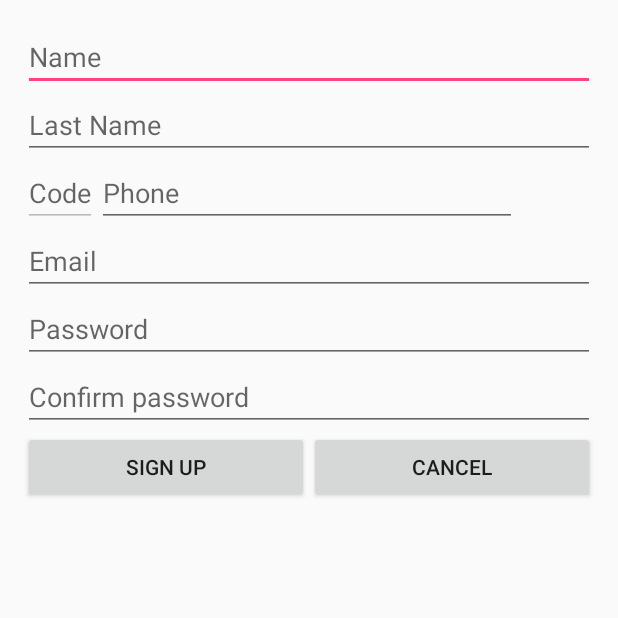
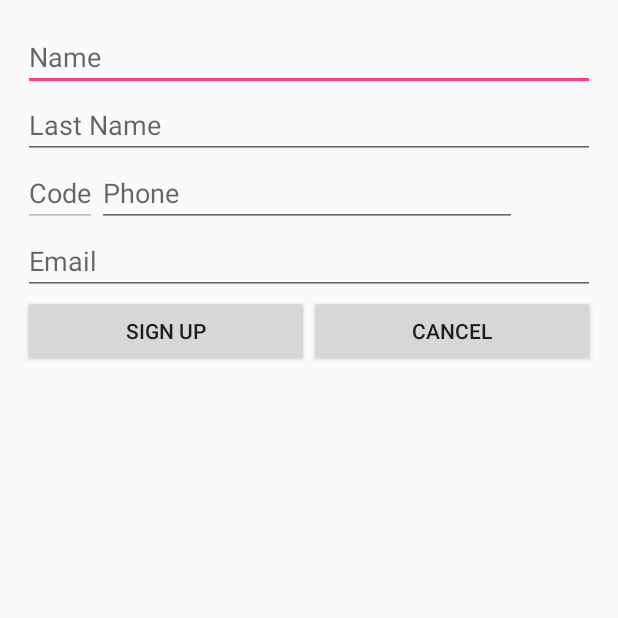
Before and after one commit to UntitleDevApp/MonitoreoFamiliar, an Android app: the screen it shows after launch (SignUpActivity), after a tap on "SIGN UP", on a phone screen of 412 x 824 dp, the top half of it. Run offline under Robolectric (Android 15) with nearby library versions, the phone set to English and light mode, and no system bars.

Commit message:
Modificación de Inicio de sesion

```diff
--- a/app/src/main/java/com/untitledev/monitoreofamiliar/activities/LoginActivity.java
+++ b/app/src/main/java/com/untitledev/monitoreofamiliar/activities/LoginActivity.java
@@ -33,9 +33,7 @@ public class LoginActivity extends AppCompatActivity{
     private Intent mIntent;
     private EditText etLoginPhone;
     private EditText etLoginPassword;
-    private Switch switchRemember;
     private ApplicationPreferences appPreferences;
-    private List<Contact> listContact;
     private QueriesController queriesController;
     @Override
     protected void onCreate(Bundle savedInstanceState) {
@@ -44,29 +42,11 @@ public class LoginActivity extends AppCompatActivity{
         appPreferences = new ApplicationPreferences();
         queriesController = new QueriesController(getApplicationContext());
         bindUI();
-        switchRemember.setChecked(appPreferences.getPreferenceBoolean(this, Constants.PREFERENCE_NAME_GENERAL, Constants.PREFERENCE_KEY_REMEMBER));
-        switchRemember.setOnCheckedChangeListener(new CompoundButton.OnCheckedChangeListener() {
-            @Override
-            public void onCheckedChanged(CompoundButton buttonView, boolean isChecked) {
-                appPreferences.saveOnPreferenceBoolean(getApplicationContext(), Constants.PREFERENCE_NAME_GENERAL, Constants.PREFERENCE_KEY_REMEMBER, isChecked);
-                if(isChecked){
-                    Log.i("Esta chequeado: ", "true");
-                }else{
-                    //Se deben eliminar las preferencias Cuando se pongan en false
-                    appPreferences.removeSharedPreferences(getApplicationContext(), Constants.PREFERENCE_NAME_GENERAL);
-                    Log.i("No esta chequeado: ", "false");
-                }
-            }
-        });
-
-
-
     }
 
     private void bindUI(){
         etLoginPhone = (EditText) findViewById(R.id.etLoginPhone);
         etLoginPassword = (EditText) findViewById(R.id.etLoginPassword);
-        switchRemember = (Switch) findViewById(R.id.switchRemember);
     }
 
     private boolean logIn(String phone, String password){
@@ -95,12 +75,12 @@ public class LoginActivity extends AppCompatActivity{
         startActivity(intent);
     }
 
-    private void saveOnPreferences(String phone, String password){
+    /*private void saveOnPreferences(String phone, String password){
         if(switchRemember.isChecked()){
             appPreferences.saveOnPreferenceString(getApplicationContext(), Constants.PREFERENCE_NAME_GENERAL, Constants.PREFERENCE_KEY_PHONE, phone);
             appPreferences.saveOnPreferenceString(getApplicationContext(), Constants.PREFERENCE_NAME_GENERAL, Constants.PREFERENCE_KEY_PASSWORD, password);
         }
-    }
+    }*/
 
     private boolean setCredentialsIfExist(){
         if(appPreferences.getPreferenceString(getApplicationContext(), Constants.PREFERENCE_NAME_GENERAL, Constants.PREFERENCE_KEY_USER).equals("")){
@@ -108,12 +88,6 @@ public class LoginActivity extends AppCompatActivity{
         }else{
             return false;
         }
-        /*String phone = appPreferences.getPreferenceString(getApplicationContext(), Constants.PREFERENCE_NAME_GENERAL, Constants.PREFERENCE_KEY_PHONE);
-        String password = appPreferences.getPreferenceString(getApplicationContext(), Constants.PREFERENCE_NAME_GENERAL, Constants.PREFERENCE_KEY_PASSWORD);
-        if(!TextUtils.isEmpty(phone) && !TextUtils.isEmpty(password)){
-            etLoginPhone.setText(phone);
-            etLoginPassword.setText(password);
-        }*/
     }
 
     public void onClickLogIn(View v){
--- a/app/src/main/java/com/untitledev/monitoreofamiliar/activities/SignUpActivity.java
+++ b/app/src/main/java/com/untitledev/monitoreofamiliar/activities/SignUpActivity.java
@@ -25,8 +25,6 @@ public class SignUpActivity extends AppCompatActivity implements View.OnClickLis
     private EditText etSignUpLastName;
     private EditText etSignUpPhone;
     private EditText etSignUpEmail;
-    private EditText etSignUpPassword;
-    private EditText etSignUpConfirmPassword;
     private EditText etSignUpCountryCode;
     private Button btnSignUp;
     private Button btnSignUpCancel;
@@ -36,8 +34,8 @@ public class SignUpActivity extends AppCompatActivity implements View.OnClickLis
         super.onCreate(savedInstanceState);
         setContentView(R.layout.activity_sign_up);
         bindUI();
-        etSignUpPhone.setText(DeviceProperties.getPhoneNumber(this));
-        etSignUpCountryCode.setText(DeviceProperties.getCountryCode(this));
+        etSignUpPhone.setText(DeviceProperties.getPhoneNumber(getApplicationContext()));
+        etSignUpCountryCode.setText(DeviceProperties.getCountryCode(getApplicationContext()));
         btnSignUp.setOnClickListener(this);
         btnSignUpCancel.setOnClickListener(this);
 
@@ -48,15 +46,13 @@ public class SignUpActivity extends AppCompatActivity implements View.OnClickLis
         etSignUpLastName = (EditText) findViewById(R.id.etSignUpLastName);
         etSignUpPhone = (EditText) findViewById(R.id.etSignUpPhone);
         etSignUpEmail = (EditText) findViewById(R.id.etSignUpEmail);
-        etSignUpPassword = (EditText) findViewById(R.id.etSignUpPassword);
-        etSignUpConfirmPassword = (EditText) findViewById(R.id.etSignUpConfirmPassword);
         etSignUpCountryCode = (EditText) findViewById(R.id.etSignUpCountryCode);
         btnSignUp = (Button) findViewById(R.id.btnSignUp);
         btnSignUpCancel = (Button) findViewById(R.id.btnSignUpCancel);
     }
 
-    private boolean isEmptyInputUser(String name, String lastName, String phone, String email, String password, String confirmPassword){
-        if((TextUtils.isEmpty(name) || name.length() == 0) || (TextUtils.isEmpty(lastName) || lastName.length() == 0) || (TextUtils.isEmpty(phone) || phone.length() == 0) || (TextUtils.isEmpty(email) || email.length() == 0) || (TextUtils.isEmpty(password) || password.length() == 0) || (TextUtils.isEmpty(confirmPassword) || confirmPassword.length() == 0)){
+    private boolean isEmptyInputUser(String name, String lastName, String phone, String email){
+        if((TextUtils.isEmpty(name) || name.length() == 0) || (TextUtils.isEmpty(lastName) || lastName.length() == 0) || (TextUtils.isEmpty(phone) || phone.length() == 0) || (TextUtils.isEmpty(email) || email.length() == 0)){
             Log.i("Status", "true");
             return true;
         }else{
@@ -73,20 +69,18 @@ public class SignUpActivity extends AppCompatActivity implements View.OnClickLis
         return password.equals(confirmPassword);
     }
 
-    private void addUser(String name, String lastName, String phone, String email, String password, String confirmPassword){
-        if(isEmptyInputUser(name, lastName, phone, email, password, confirmPassword) == true){
+    private void addUser(String name, String lastName, String phone, String email){
+        if(isEmptyInputUser(name, lastName, phone, email) == true){
             Toast.makeText(getApplicationContext(), R.string.message_empty_input, Toast.LENGTH_SHORT).show();
         }else {
             if (!isValidEmail(email)) {
                 Toast.makeText(getApplicationContext(), R.string.message_valid_email, Toast.LENGTH_SHORT).show();
             } else {
-                if (isValidPassword(password, confirmPassword)) {
                     User user = new User();
                     user.setName(name);
                     user.setLastName(lastName);
                     user.setPhone(phone);
                     user.setEmail(email);
-                    user.setPassword(password);
                     user.setStatus(1);
                     UsersService uService = new UsersService(SignUpActivity.this, new UsersService.UsersServiceMethods() {
                         @Override
@@ -134,10 +128,6 @@ public class SignUpActivity extends AppCompatActivity implements View.OnClickLis
                     } catch (JSONException e) {
                         e.printStackTrace();
                     }
-
-                } else {
-                    Toast.makeText(getApplicationContext(), R.string.message_valid_password, Toast.LENGTH_SHORT).show();
-                }
             }
         }
     }
@@ -147,8 +137,6 @@ public class SignUpActivity extends AppCompatActivity implements View.OnClickLis
         etSignUpLastName.setText("");
         etSignUpPhone.setText(""+DeviceProperties.getPhoneNumber(getApplicationContext()));
         etSignUpEmail.setText("");
-        etSignUpPassword.setText("");
-        etSignUpConfirmPassword.setText("");
     }
 
     @Override
@@ -159,9 +147,7 @@ public class SignUpActivity extends AppCompatActivity implements View.OnClickLis
                 String lastName = etSignUpLastName.getText().toString();
                 String phone = etSignUpPhone.getText().toString();
                 String email= etSignUpEmail.getText().toString();
-                String password = etSignUpPassword.getText().toString();
-                String confirmPassword = etSignUpConfirmPassword.getText().toString();
-                addUser(name, lastName, phone, email, password, confirmPassword);
+                addUser(name, lastName, phone, email);
                 break;
             case R.id.btnSignUpCancel:
                 Intent intent = new Intent(getApplicationContext(), LoginActivity.class);
--- a/app/src/main/res/layout-land/activity_sign_up.xml
+++ b/app/src/main/res/layout-land/activity_sign_up.xml
@@ -47,18 +47,6 @@
             android:layout_height="wrap_content"
             android:hint="@string/email"
             android:inputType="textEmailAddress" />
-        <EditText
-            android:id="@+id/etSignUpPassword"
-            android:layout_width="match_parent"
-            android:layout_height="wrap_content"
-            android:inputType="textPassword"
-            android:hint="@string/password" />
-        <EditText
-            android:id="@+id/etSignUpConfirmPassword"
-            android:layout_width="match_parent"
-            android:layout_height="wrap_content"
-            android:inputType="textPassword"
-            android:hint="@string/confirm_password" />
         <LinearLayout
             android:layout_width="match_parent"
             android:layout_height="wrap_content"
--- a/app/src/main/res/layout/activity_sign_up.xml
+++ b/app/src/main/res/layout/activity_sign_up.xml
@@ -50,19 +50,6 @@
             android:hint="@string/email"
             android:inputType="textEmailAddress" />
 
-        <EditText
-            android:id="@+id/etSignUpPassword"
-            android:layout_width="match_parent"
-            android:layout_height="wrap_content"
-            android:inputType="textPassword"
-            android:hint="@string/password" />
-        <EditText
-            android:id="@+id/etSignUpConfirmPassword"
-            android:layout_width="match_parent"
-            android:layout_height="wrap_content"
-            android:inputType="textPassword"
-            android:hint="@string/confirm_password" />
-
         <LinearLayout
             android:layout_width="match_parent"
             android:layout_height="wrap_content"
--- a/app/src/main/res/values-v21/styles.xml
+++ b/app/src/main/res/values-v21/styles.xml
@@ -7,7 +7,7 @@
         <item name="colorAccent">@color/colorAccent</item>
 
         <item name="android:windowDrawsSystemBarBackgrounds">true</item>
-        <item name="android:statusBarColor">@android:color/transparent</item>
+        <item name="android:statusBarColor">@android:color/holo_purple</item>
     </style>
 
     <style name="SplashScreen" parent="Theme.AppCompat.DayNight.NoActionBar">
--- a/app/src/main/res/values/strings.xml
+++ b/app/src/main/res/values/strings.xml
@@ -1,7 +1,7 @@
 <resources>
     <string name="app_name">Family Monitoring</string>
     <string name="phone">Phone</string>
-    <string name="password">Password</string>
+    <string name="password">Code</string>
     <string name="log_in">Log In</string>
     <string name="name">Name</string>
     <string name="last_name">Last Name</string>
```
Also changed, not shown: app/src/main/AndroidManifest.xml (+7 -5 lines), app/src/main/res/layout-land/activity_login.xml (+1 -11 lines), app/src/main/res/layout/activity_login.xml (+2 -11 lines), untitledev_module/src/main/java/com/untitledev/untitledev_module/utilities/DeviceProperties.java (+6 -6 lines), 1 other file.
